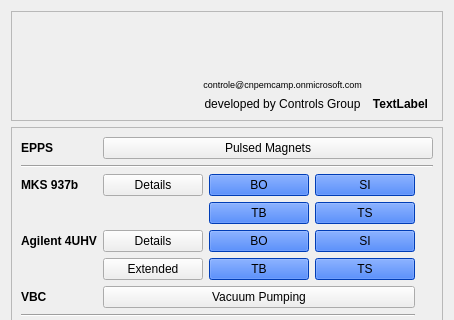
Before: the Qt Designer form siriushlacon/launcher/ui/launcher.ui in lnls-sirius/pydm-opi, drawn with Qt 5; both pictures show x 0 to 454 and y 0 to 320 of the 454 by 582 pixel window.
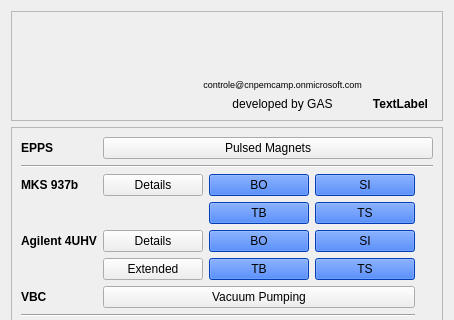
After: the same form once the commit is applied. Custom widgets are drawn as their Qt base class.

Diff of the .ui file:
```diff
--- a/siriushlacon/launcher/ui/launcher.ui
+++ b/siriushlacon/launcher/ui/launcher.ui
@@ -80,7 +80,7 @@
          </size>
         </property>
         <property name="text">
-         <string>developed by Controls Group</string>
+         <string>developed by GAS</string>
         </property>
         <property name="alignment">
          <set>Qt::AlignCenter</set>
```
